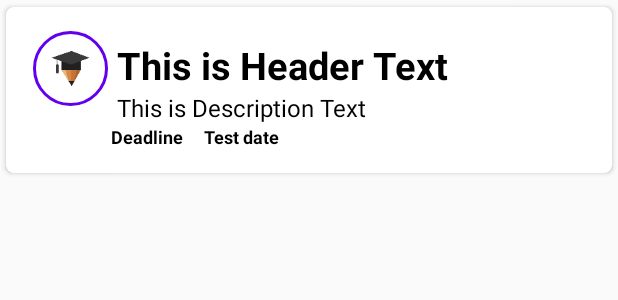
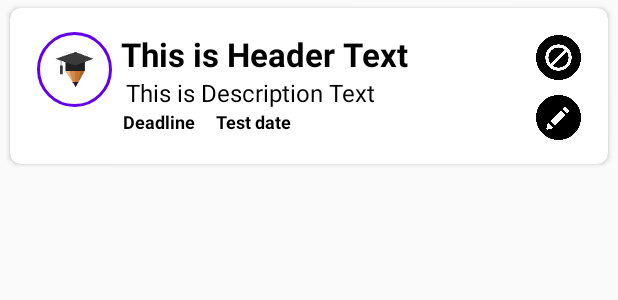
Before and after one commit to Karma8o1/FinalPrivate, an Android app: the layout single_row_design.xml on its own in the app's theme, with its tools: preview values and no code run, on a phone screen of 412 x 824 dp. Shown: the top 300 px of the screen. Run offline under Robolectric (Android 15) with nearby library versions, the phone set to English and light mode, and no system bars.

Commit message:
FINALIZING PROJECT

```diff
--- a/app/src/main/res/layout/single_row_design.xml
+++ b/app/src/main/res/layout/single_row_design.xml
@@ -1,11 +1,14 @@
 <?xml version="1.0" encoding="utf-8"?>
 <androidx.cardview.widget.CardView xmlns:android="http://schemas.android.com/apk/res/android"
+    xmlns:app="http://schemas.android.com/apk/res-auto"
     android:layout_width="match_parent"
     android:layout_height="wrap_content"
-    xmlns:app="http://schemas.android.com/apk/res-auto"
-    app:cardCornerRadius="5dp"
-    android:elevation="4sp"
+    android:layout_marginStart="2sp"
+    android:layout_marginEnd="2sp"
+    android:background="#00FFFFFF"
+    android:elevation="5sp"
     app:cardBackgroundColor="@color/white"
+    app:cardCornerRadius="7dp"
     app:cardUseCompatPadding="true">
 
     <RelativeLayout
@@ -17,64 +20,85 @@
         <de.hdodenhof.circleimageview.CircleImageView
             android:id="@+id/img1"
             android:layout_width="50dp"
-            app:civ_border_color="@color/design_default_color_primary"
-            app:civ_border_width="2sp"
             android:layout_height="50dp"
             android:layout_alignParentStart="true"
             android:layout_alignParentTop="true"
             android:layout_marginStart="2dp"
+            android:layout_marginTop="0dp"
             android:layout_marginEnd="2sp"
-            android:layout_marginTop="0dp"
-            android:src="@mipmap/ic_launcher" />
+            android:src="@mipmap/ic_launcher"
+            app:civ_border_color="@color/design_default_color_primary"
+            app:civ_border_width="2sp" />
 
         <TextView
             android:id="@+id/t1"
             android:layout_width="match_parent"
             android:layout_height="wrap_content"
+            android:layout_marginLeft="4dp"
+            android:layout_marginTop="0sp"
+            android:layout_toRightOf="@id/img1"
+            android:gravity="center_vertical"
             android:text="This is Header Text"
-            android:layout_marginLeft="4dp"
             android:textColor="#000"
-            android:textSize="25dp"
-            android:textStyle="bold"
-            android:layout_toRightOf="@id/img1"
-            android:layout_marginTop="5sp"
-            android:gravity="center_vertical"
-            />
+            android:textSize="22dp"
+            android:textStyle="bold" />
 
         <TextView
             android:id="@+id/t2"
             android:layout_width="match_parent"
             android:layout_height="wrap_content"
-            android:layout_marginLeft="4dp"
+            android:layout_below="@+id/t1"
+            android:layout_marginLeft="7dp"
             android:layout_toRightOf="@id/img1"
-            android:layout_below="@+id/t1"
             android:text="This is Description Text"
             android:textColor="@color/black"
-            android:textSize="16dp"/>
+            android:textSize="16dp" />
+
         <TextView
             android:id="@+id/t3"
             android:layout_width="wrap_content"
             android:layout_height="wrap_content"
-            android:layout_marginLeft="4dp"
+            android:layout_below="@+id/t2"
+            android:layout_marginStart="5sp"
+            android:layout_marginEnd="10sp"
             android:layout_toRightOf="@id/img1"
-            android:layout_below="@+id/t2"
             android:text="Deadline"
+            android:textColor="@color/black"
             android:textSize="12sp"
-            android:textColor="@color/black"
-            android:textStyle="bold"
-            android:layout_marginEnd="10sp"/>
+            android:textStyle="bold" />
+
         <TextView
             android:id="@+id/t4"
             android:layout_width="wrap_content"
             android:layout_height="wrap_content"
+            android:layout_below="@+id/t2"
             android:layout_marginLeft="4dp"
             android:layout_toRightOf="@id/t3"
-            android:layout_below="@+id/t2"
             android:text="Test date"
+            android:textColor="@color/black"
             android:textSize="12sp"
-            android:textStyle="bold"
-            android:textColor="@color/black"/>
+            android:textStyle="bold" />
 
+        <ImageView
+            android:id="@+id/del"
+            android:layout_width="30sp"
+            android:layout_height="30sp"
+            android:layout_alignParentRight="true"
+            android:layout_marginTop="2sp"
+            android:layout_marginEnd="2sp"
+            android:background="@drawable/circle"
+            android:src="@drawable/cancel" />
+
+        <ImageView
+            android:id="@+id/edit"
+            android:layout_width="30sp"
+            android:layout_height="30sp"
+            android:layout_alignParentRight="true"
+            android:layout_marginTop="10sp"
+            android:layout_marginEnd="2sp"
+            android:layout_below="@id/del"
+            android:background="@drawable/circle"
+            android:src="@drawable/pencil" />
     </RelativeLayout>
 
 </androidx.cardview.widget.CardView>
```
Also changed, not shown: app/src/main/java/com/example/stc/Log_sign.java (+45 -3 lines).
